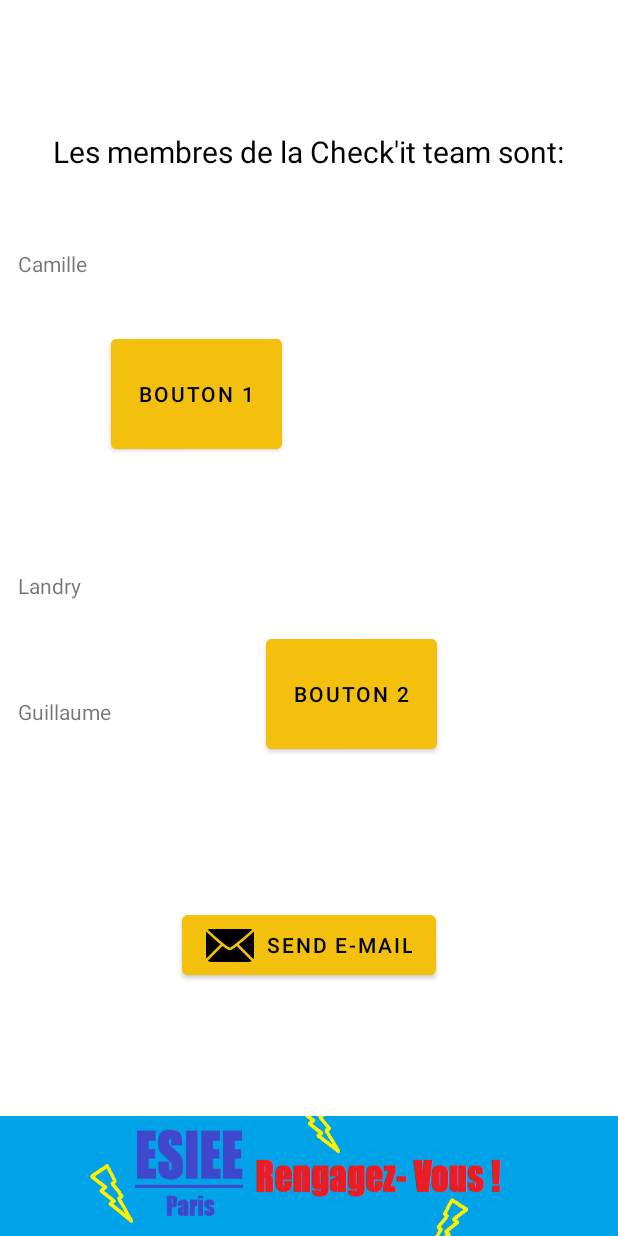
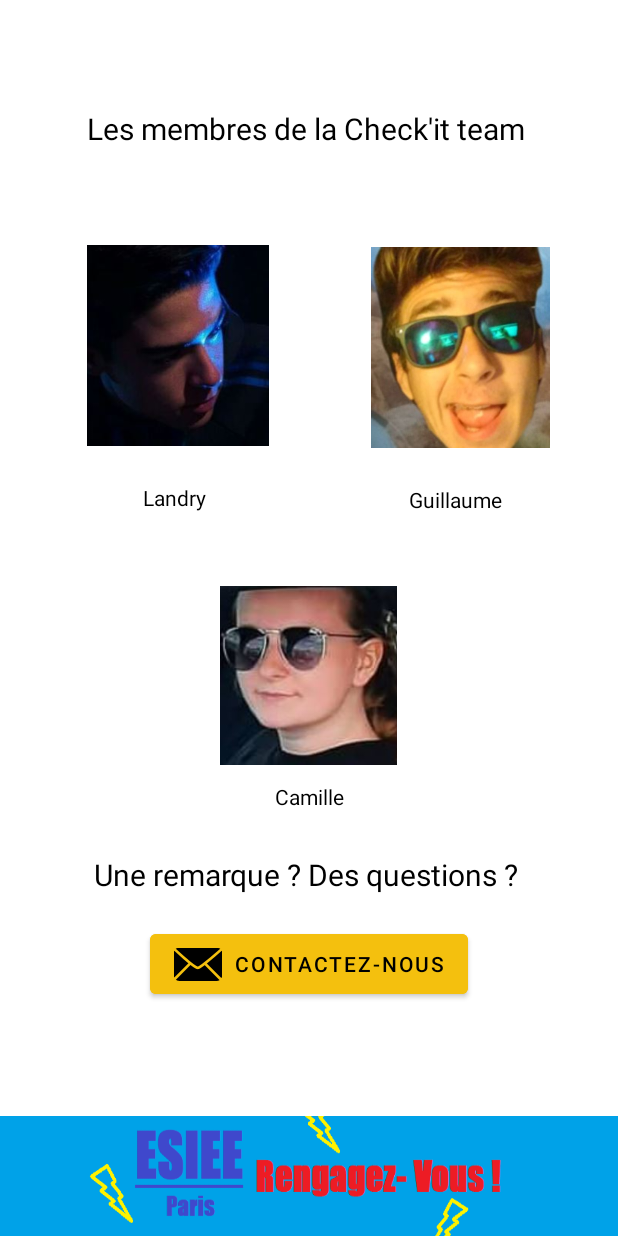
Before and after one commit to Landry-marlhac/AndroidAppESIEE, an Android app: the fragment SlideshowFragment shown on its own in the app's theme, on a phone screen of 412 x 824 dp. Run offline under Robolectric (Android 15) with nearby library versions, the phone set to English and light mode, and no system bars.

Commit message:
Page contact maj

```diff
--- a/app/src/main/java/com/example/androidappesiee/ui/home/HomeFragment.java
+++ b/app/src/main/java/com/example/androidappesiee/ui/home/HomeFragment.java
@@ -54,6 +54,7 @@ public class HomeFragment extends Fragment {
             }
         });
 
+
         return root;
     }
 
--- a/app/src/main/java/com/example/androidappesiee/ui/slideshow/SlideshowFragment.java
+++ b/app/src/main/java/com/example/androidappesiee/ui/slideshow/SlideshowFragment.java
@@ -92,23 +92,6 @@ public class SlideshowFragment extends Fragment {
             }
         });
 
-        Button b1 =  root.findViewById(R.id.b1);
-        b1.setOnClickListener(new View.OnClickListener() {
-            @Override
-            public void onClick(View view) {
-               //start activity
-                Toast.makeText(getActivity(), "bouton1", Toast.LENGTH_SHORT).show();
-            }
-        });
-
-        Button b2 =  root.findViewById(R.id.b2);
-        b2.setOnClickListener(new View.OnClickListener() {
-            @Override
-            public void onClick(View view) {
-                //start activity
-                Toast.makeText(getActivity(), "bouton2", Toast.LENGTH_SHORT).show();
-            }
-        });
 
         Button contactez_nous =  root.findViewById(R.id.btn_mail);
         contactez_nous.setOnClickListener(new View.OnClickListener() {
--- a/app/src/main/res/layout/activity_new_mail.xml
+++ b/app/src/main/res/layout/activity_new_mail.xml
@@ -17,8 +17,10 @@
         app:icon="@android:drawable/ic_menu_revert"
         app:layout_constraintBottom_toBottomOf="parent"
         app:layout_constraintEnd_toEndOf="parent"
-        app:layout_constraintHorizontal_bias="0.933"
-        app:layout_constraintStart_toStartOf="parent" />
+        app:layout_constraintHorizontal_bias="0.87"
+        app:layout_constraintStart_toStartOf="parent"
+        app:layout_constraintTop_toBottomOf="@+id/contenu"
+        app:layout_constraintVertical_bias="1.0" />
 
     <TextView
         android:id="@+id/textView3"
@@ -39,7 +41,7 @@
         android:text="Votre message :"
         app:layout_constraintBottom_toBottomOf="parent"
         app:layout_constraintEnd_toEndOf="parent"
-        app:layout_constraintHorizontal_bias="0.533"
+        app:layout_constraintHorizontal_bias="0.498"
         app:layout_constraintStart_toStartOf="parent"
         app:layout_constraintTop_toBottomOf="@+id/objet"
         app:layout_constraintVertical_bias="0.091" />
@@ -64,24 +66,26 @@
         android:gravity="top|left"
         app:layout_constraintBottom_toTopOf="@+id/btn_mail"
         app:layout_constraintEnd_toEndOf="parent"
-        app:layout_constraintHorizontal_bias="0.584"
+        app:layout_constraintHorizontal_bias="0.495"
         app:layout_constraintStart_toStartOf="parent"
         app:layout_constraintTop_toBottomOf="@+id/textView4"
-        app:layout_constraintVertical_bias="0.167"
+        app:layout_constraintVertical_bias="0.168"
         tools:ignore="MissingConstraints" />
 
     <Button
         android:id="@+id/btn_mail"
         android:layout_width="wrap_content"
         android:layout_height="wrap_content"
-        android:layout_marginBottom="256dp"
+        android:layout_marginBottom="252dp"
         android:backgroundTint="@color/orange_checkit"
         android:text="Send e-mail"
         app:icon="@android:drawable/ic_dialog_email"
         app:layout_constraintBottom_toBottomOf="parent"
         app:layout_constraintEnd_toEndOf="parent"
-        app:layout_constraintHorizontal_bias="0.129"
-        app:layout_constraintStart_toStartOf="parent" />
+        app:layout_constraintHorizontal_bias="0.108"
+        app:layout_constraintStart_toStartOf="parent"
+        app:layout_constraintTop_toBottomOf="@+id/textView4"
+        app:layout_constraintVertical_bias="1.0" />
 
 
 </androidx.constraintlayout.widget.ConstraintLayout>
--- a/app/src/main/res/layout/fragment_home.xml
+++ b/app/src/main/res/layout/fragment_home.xml
@@ -6,6 +6,8 @@
     android:layout_height="match_parent"
     tools:context=".ui.home.HomeFragment"
     >
+
+
 
     <TextView
         android:id="@+id/textView2"
--- a/app/src/main/res/layout/fragment_slideshow.xml
+++ b/app/src/main/res/layout/fragment_slideshow.xml
@@ -22,100 +22,128 @@
     <androidx.constraintlayout.widget.ConstraintLayout
         android:id="@+id/constraint_pres_equipe"
         android:layout_width="match_parent"
-        android:layout_height="570dp"
+        android:layout_height="650dp"
         app:layout_constraintBottom_toTopOf="@+id/constraint_pub"
         app:layout_constraintEnd_toEndOf="parent"
-        app:layout_constraintHorizontal_bias="0.5"
+        app:layout_constraintHorizontal_bias="0.0"
         app:layout_constraintStart_toStartOf="parent"
-        app:layout_constraintTop_toTopOf="parent">
+        app:layout_constraintTop_toTopOf="parent"
+        app:layout_constraintVertical_bias="0.493">
+
 
         <TextView
             android:id="@+id/pres_equipe"
             android:layout_width="wrap_content"
             android:layout_height="wrap_content"
+            android:gravity="center"
+            android:text="Les membres de la Check\'it team "
+            android:textColor="@color/black"
             android:textSize="20dp"
-            android:textColor="@color/black"
-            android:text="Les membres de la Check\'it team sont:"
             app:layout_constraintBottom_toBottomOf="parent"
             app:layout_constraintEnd_toEndOf="parent"
-            app:layout_constraintHorizontal_bias="0.498"
             app:layout_constraintStart_toStartOf="parent"
             app:layout_constraintTop_toTopOf="parent"
+            app:layout_constraintVertical_bias="0.041" />
+
+        <TextView
+            android:id="@+id/message"
+            android:layout_width="wrap_content"
+            android:layout_height="wrap_content"
+            android:layout_marginBottom="20dp"
+            android:gravity="center"
+            android:text="Une remarque ? Des questions ? "
+            android:textColor="@color/black"
+            android:textSize="20dp"
+            app:layout_constraintBottom_toTopOf="@+id/btn_mail"
+            app:layout_constraintEnd_toEndOf="parent"
+            app:layout_constraintStart_toStartOf="parent" />
+
+        <TextView
+            android:id="@+id/pres_Camille"
+            android:textColor="@color/black"
+            android:layout_width="wrap_content"
+            android:layout_height="wrap_content"
+            android:layout_marginTop="11dp"
+            android:text="Camille"
+            app:layout_constraintBottom_toTopOf="@+id/btn_mail"
+            app:layout_constraintEnd_toEndOf="parent"
+            app:layout_constraintStart_toStartOf="parent"
+            app:layout_constraintTop_toBottomOf="@+id/imageView4"
             app:layout_constraintVertical_bias="0.0" />
 
         <TextView
-            android:id="@+id/pres_Camille"
+            android:id="@+id/pres_Guillaume"
             android:layout_width="wrap_content"
             android:layout_height="wrap_content"
-            android:layout_marginStart="12dp"
-            android:text="Camille"
+            android:text="Guillaume"
             app:layout_constraintBottom_toBottomOf="parent"
+            app:layout_constraintEnd_toEndOf="parent"
+            android:textColor="@color/black"
+            app:layout_constraintHorizontal_bias="0.779"
             app:layout_constraintStart_toStartOf="parent"
-            app:layout_constraintTop_toTopOf="parent"
-            app:layout_constraintVertical_bias="0.143" />
+            app:layout_constraintTop_toBottomOf="@+id/imageView7"
+            app:layout_constraintVertical_bias="0.065" />
 
         <TextView
             android:id="@+id/pres_Landry"
             android:layout_width="wrap_content"
             android:layout_height="wrap_content"
-            android:layout_marginStart="12dp"
             android:text="Landry"
+            android:textColor="@color/black"
             app:layout_constraintBottom_toBottomOf="parent"
+            app:layout_constraintEnd_toEndOf="parent"
+            app:layout_constraintHorizontal_bias="0.258"
             app:layout_constraintStart_toStartOf="parent"
-            app:layout_constraintTop_toTopOf="parent"
-            app:layout_constraintVertical_bias="0.533" />
+            app:layout_constraintTop_toBottomOf="@+id/imageView6"
+            app:layout_constraintVertical_bias="0.065" />
 
-
-        <TextView
-            android:id="@+id/pres_Guillaume"
-            android:layout_width="wrap_content"
-            android:layout_height="wrap_content"
-            android:layout_marginStart="12dp"
-            android:text="Guillaume"
-            app:layout_constraintBottom_toBottomOf="parent"
-            app:layout_constraintStart_toStartOf="parent"
-            app:layout_constraintTop_toTopOf="parent"
-            app:layout_constraintVertical_bias="0.685" />
 
         <Button
             android:id="@+id/btn_mail"
             android:layout_width="wrap_content"
             android:layout_height="wrap_content"
-            android:layout_marginBottom="1dp"
+            android:layout_marginBottom="28dp"
             android:backgroundTint="@color/orange_checkit"
-            android:text="Send e-mail"
+            android:text="COntactez-nous"
             app:icon="@android:drawable/ic_dialog_email"
             app:layout_constraintBottom_toBottomOf="parent"
             app:layout_constraintEnd_toEndOf="parent"
             app:layout_constraintStart_toStartOf="parent" />
 
-        <Button
-            android:id="@+id/b1"
-            android:layout_width="114dp"
-            android:layout_height="85dp"
-            android:layout_gravity="bottom|end"
-            android:layout_marginBottom="352dp"
-            android:backgroundTint="@color/orange_checkit"
-            android:text="bouton 1"
+        <ImageView
+            android:id="@+id/imageView4"
+            android:layout_width="134dp"
+            android:layout_height="119dp"
+            android:layout_marginTop="48dp"
+            android:src="@drawable/camille"
+            app:layout_constraintEnd_toEndOf="parent"
+            app:layout_constraintHorizontal_bias="0.498"
+            app:layout_constraintStart_toStartOf="parent"
+            app:layout_constraintTop_toBottomOf="@+id/pres_Guillaume" />
+
+        <ImageView
+            android:id="@+id/imageView6"
+            android:layout_width="157dp"
+            android:layout_height="134dp"
+            android:layout_marginStart="40dp"
+            android:layout_marginTop="64dp"
+            android:src="@drawable/landry"
+            app:layout_constraintStart_toStartOf="parent"
+            app:layout_constraintTop_toBottomOf="@+id/pres_equipe" />
+
+        <ImageView
+            android:id="@+id/imageView7"
+            android:layout_width="130dp"
+            android:layout_height="134dp"
+            android:layout_marginEnd="40dp"
+            android:layout_marginBottom="324dp"
+            android:src="@drawable/guillaume"
             app:layout_constraintBottom_toBottomOf="parent"
             app:layout_constraintEnd_toEndOf="parent"
-            app:layout_constraintHorizontal_bias="0.249"
-            app:layout_constraintStart_toStartOf="parent"
-            tools:ignore="SpeakableTextPresentCheck" />
+            app:layout_constraintTop_toBottomOf="@+id/pres_equipe"
+            app:layout_constraintVertical_bias="0.47" />
 
-        <Button
-            android:id="@+id/b2"
-            android:layout_width="114dp"
-            android:layout_height="85dp"
-            android:layout_gravity="bottom|end"
-            android:layout_marginBottom="152dp"
-            android:backgroundTint="@color/orange_checkit"
-            android:text="bouton 2"
-            app:layout_constraintBottom_toBottomOf="parent"
-            app:layout_constraintEnd_toEndOf="parent"
-            app:layout_constraintHorizontal_bias="0.595"
-            app:layout_constraintStart_toStartOf="parent"
-            tools:ignore="SpeakableTextPresentCheck" />
+
 
     </androidx.constraintlayout.widget.ConstraintLayout>
 </androidx.constraintlayout.widget.ConstraintLayout>
```
Also changed, not shown: app/src/main/res/drawable/camille.png (added), app/src/main/res/drawable/guillaume.png (added), app/src/main/res/drawable/landry.png (added).
